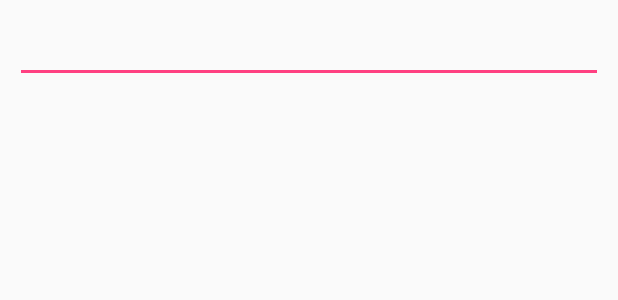
After one commit to Gerson2114/PruebaTecnicaElaniin, an Android app: the layout equipo_dialog.xml on its own in the app's theme, with its tools: preview values and no code run, on a phone screen of 412 x 824 dp. The commit adds this screen. Shown: the top 300 px of the screen. Run offline under Robolectric (Android 15) with nearby library versions, the phone set to English and light mode, and no system bars.

Commit message:
Agregando equipos, con el fav button se desplega una activity con las regiones al tocar una regio se desplega un dialog para agregar el nombre de nuevo equipo y se guarda en la base de datos luego se lista en el activitymain

```diff
--- a/app/src/main/java/com/example/gerson/pruebatecnicaelaniin/MainActivity.java
+++ b/app/src/main/java/com/example/gerson/pruebatecnicaelaniin/MainActivity.java
@@ -117,8 +117,6 @@ public class MainActivity extends AppCompatActivity
         StrictMode.setThreadPolicy(policy);
         try {
             URL urlI = new URL(firebaseUser.getPhotoUrl().toString());
-            //Bitmap bmp = BitmapFactory.decodeStream(urlI.openConnection().getInputStream());
-            //imagen.setImageBitmap(bmp);
             imagen.setImageBitmap(BitmapFactory.decodeStream((InputStream)urlI.getContent()));
         } catch (MalformedURLException e) {
             e.printStackTrace();
@@ -146,6 +144,7 @@ public class MainActivity extends AppCompatActivity
                     ListAdapter adapter = new SimpleAdapter(
                             MainActivity.this, equipoList,
                             R.layout.list_equipos_item, new String[]{"name", "Region"}, new int[]{R.id.equipo_name, R.id.equipo_region});
+                    lv.setAdapter(adapter);
                 }
             }
 
@@ -156,7 +155,7 @@ public class MainActivity extends AppCompatActivity
         });
         //regionList = new ArrayList<>();
         equipoList = new ArrayList<>();
-        lv = (ListView) findViewById(R.id.list);
+        lv = (ListView) findViewById(R.id.list_equipos);
         //new PokeData().execute();
     }
 
--- a/app/src/main/res/layout/content_main.xml
+++ b/app/src/main/res/layout/content_main.xml
@@ -15,7 +15,7 @@
         tools:context="info.androidhive.jsonparsing.MainActivity">
 
         <ListView
-            android:id="@+id/list"
+            android:id="@+id/list_equipos"
             android:layout_width="fill_parent"
             android:layout_height="wrap_content" />
     </RelativeLayout>
--- /dev/null
+++ b/app/src/main/res/layout/equipo_dialog.xml
@@ -0,0 +1,14 @@
+<LinearLayout xmlns:android="http://schemas.android.com/apk/res/android"
+    xmlns:tools="http://schemas.android.com/tools"
+    android:layout_width="match_parent"
+    android:layout_height="match_parent"
+    android:padding="10dp"
+    android:orientation="vertical">
+
+    <EditText
+        android:id="@+id/edit1"
+        android:layout_width="match_parent"
+        android:layout_height="wrap_content"
+        android:inputType="text" />
+
+</LinearLayout>
```
Also changed, not shown: app/src/main/java/com/example/gerson/pruebatecnicaelaniin/EquiposActivity.java (+69 -3 lines), app/src/main/res/layout/app_bar_main.xml (+2 -5 lines).
